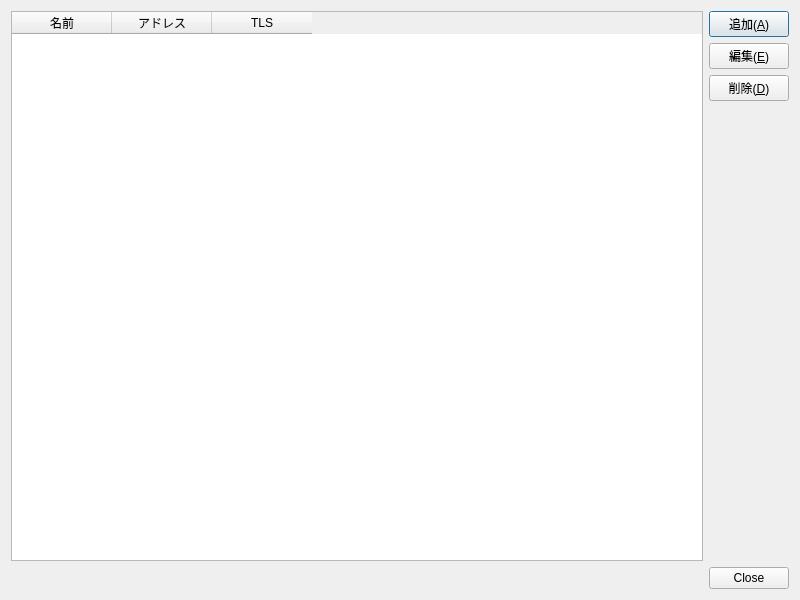
Before: the Qt Designer form ui/ServersManageDialog.ui in shibafu528/florarpc, drawn with Qt 5.
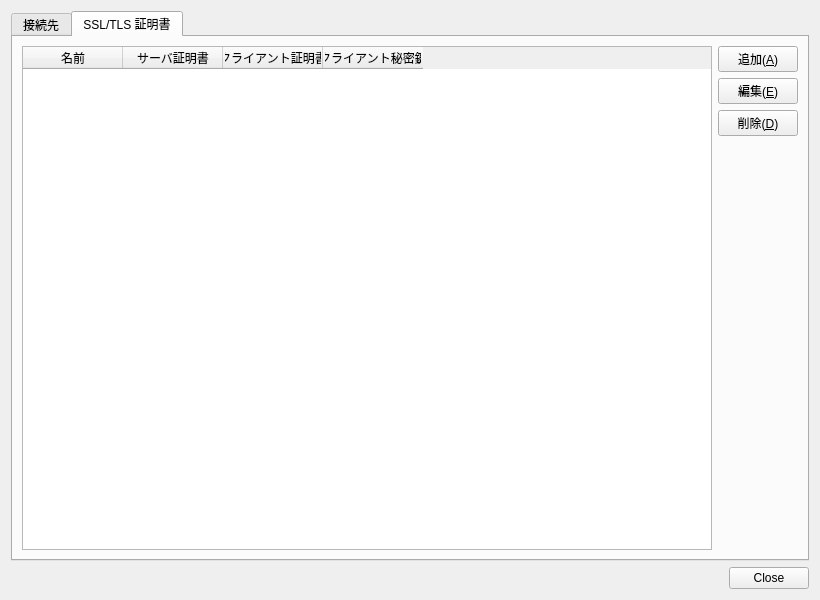
After: the same form once the commit is applied. The open tabs and pages were chosen to show the change. Icons and pictures are not drawn.

Commit message: SSL/TLS証明書用のUI要素追加

Diff of the .ui file:
```diff
--- a/ui/ServersManageDialog.ui
+++ b/ui/ServersManageDialog.ui
@@ -9,7 +9,7 @@
    <rect>
     <x>0</x>
     <y>0</y>
-    <width>800</width>
+    <width>820</width>
     <height>600</height>
    </rect>
   </property>
@@ -18,9 +18,17 @@
   </property>
   <layout class="QVBoxLayout" name="verticalLayout_3">
    <item>
-    <layout class="QHBoxLayout" name="horizontalLayout">
+    <widget class="QTabWidget" name="tabWidget">
+     <property name="currentIndex">
+      <number>0</number>
+     </property>
+     <widget class="QWidget" name="tab">
+      <attribute name="title">
+       <string>接続先</string>
+      </attribute>
+      <layout class="QHBoxLayout" name="horizontalLayout_2">
      <item>
-      <widget class="QTableWidget" name="tableWidget">
+        <widget class="QTableWidget" name="serversTable">
        <property name="editTriggers">
         <set>QAbstractItemView::NoEditTriggers</set>
        </property>
@@ -110,6 +118,110 @@
       </layout>
      </item>
     </layout>
+     </widget>
+     <widget class="QWidget" name="tab_2">
+      <attribute name="title">
+       <string>SSL/TLS 証明書</string>
+      </attribute>
+      <layout class="QHBoxLayout" name="horizontalLayout">
+       <item>
+        <widget class="QTableWidget" name="certsTable">
+         <property name="editTriggers">
+          <set>QAbstractItemView::NoEditTriggers</set>
+         </property>
+         <property name="selectionMode">
+          <enum>QAbstractItemView::SingleSelection</enum>
+         </property>
+         <property name="selectionBehavior">
+          <enum>QAbstractItemView::SelectRows</enum>
+         </property>
+         <attribute name="horizontalHeaderHighlightSections">
+          <bool>false</bool>
+         </attribute>
+         <attribute name="verticalHeaderVisible">
+          <bool>false</bool>
+         </attribute>
+         <attribute name="verticalHeaderHighlightSections">
+          <bool>false</bool>
+         </attribute>
+         <column>
+          <property name="text">
+           <string>名前</string>
+          </property>
+         </column>
+         <column>
+          <property name="text">
+           <string>サーバ証明書</string>
+          </property>
+         </column>
+         <column>
+          <property name="text">
+           <string>クライアント証明書</string>
+          </property>
+         </column>
+         <column>
+          <property name="text">
+           <string>クライアント秘密鍵</string>
+          </property>
+         </column>
+        </widget>
+       </item>
+       <item>
+        <layout class="QVBoxLayout" name="verticalLayout_4">
+         <item>
+          <widget class="QPushButton" name="addCertsButton">
+           <property name="text">
+            <string>追加(&amp;A)</string>
+           </property>
+           <property name="icon">
+            <iconset theme="list-add">
+             <normaloff>.</normaloff>.
+            </iconset>
+           </property>
+          </widget>
+         </item>
+         <item>
+          <widget class="QPushButton" name="editCertsButton">
+           <property name="text">
+            <string>編集(&amp;E)</string>
+           </property>
+           <property name="icon">
+            <iconset theme="document-edit">
+             <normaloff>.</normaloff>.
+            </iconset>
+           </property>
+          </widget>
+         </item>
+         <item>
+          <widget class="QPushButton" name="deleteCertsButton">
+           <property name="text">
+            <string>削除(&amp;D)</string>
+           </property>
+           <property name="icon">
+            <iconset theme="list-remove">
+             <normaloff>.</normaloff>.
+            </iconset>
+           </property>
+          </widget>
+         </item>
+         <item>
+          <spacer name="verticalSpacer_2">
+           <property name="orientation">
+            <enum>Qt::Vertical</enum>
+           </property>
+           <property name="sizeHint" stdset="0">
+            <size>
+             <width>20</width>
+             <height>40</height>
+            </size>
+           </property>
+          </spacer>
+         </item>
+        </layout>
+       </item>
+      </layout>
+     </widget>
+    </widget>
    </item>
    <item>
     <widget class="QDialogButtonBox" name="buttonBox">
```
Left out of the diff: 6 changed lines with no effect on the pictures. Lines whose indentation alone changed are shown as unchanged. The commit also changes 2 other files.
